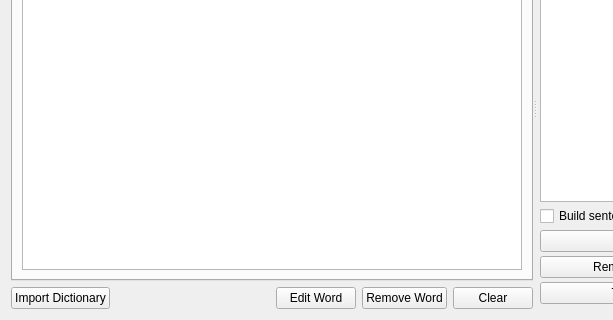
Qt form simon/src/simonmodelmanagementui/vocabulary.ui (KDE/simon) before a commit; both pictures show x 0 to 613 and y 105 to 425 of the 807 by 425 pixel window.
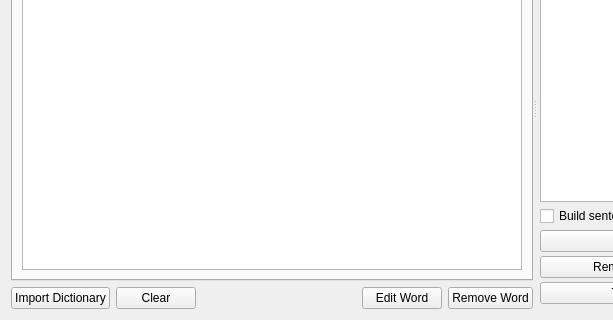
The same form after that commit. Custom widgets are drawn as their Qt base class.

Commit message: Minor translation fixes; Moving clear vocabulary button to the left

Patch:
```diff
--- a/simon/src/simonmodelmanagementui/vocabulary.ui
+++ b/simon/src/simonmodelmanagementui/vocabulary.ui
@@ -151,6 +151,13 @@
            </property>
           </widget>
          </item>
+         <item>
+          <widget class="KPushButton" name="pbClear">
+           <property name="text">
+            <string>Clear</string>
+           </property>
+          </widget>
+         </item>
          <item>
           <spacer name="horizontalSpacer">
            <property name="orientation">
@@ -178,13 +185,6 @@
            </property>
           </widget>
          </item>
-         <item>
-          <widget class="KPushButton" name="pbClear">
-           <property name="text">
-            <string>Clear</string>
-           </property>
-          </widget>
-         </item>
         </layout>
        </item>
       </layout>
```
The commit also changes 1 other file.
